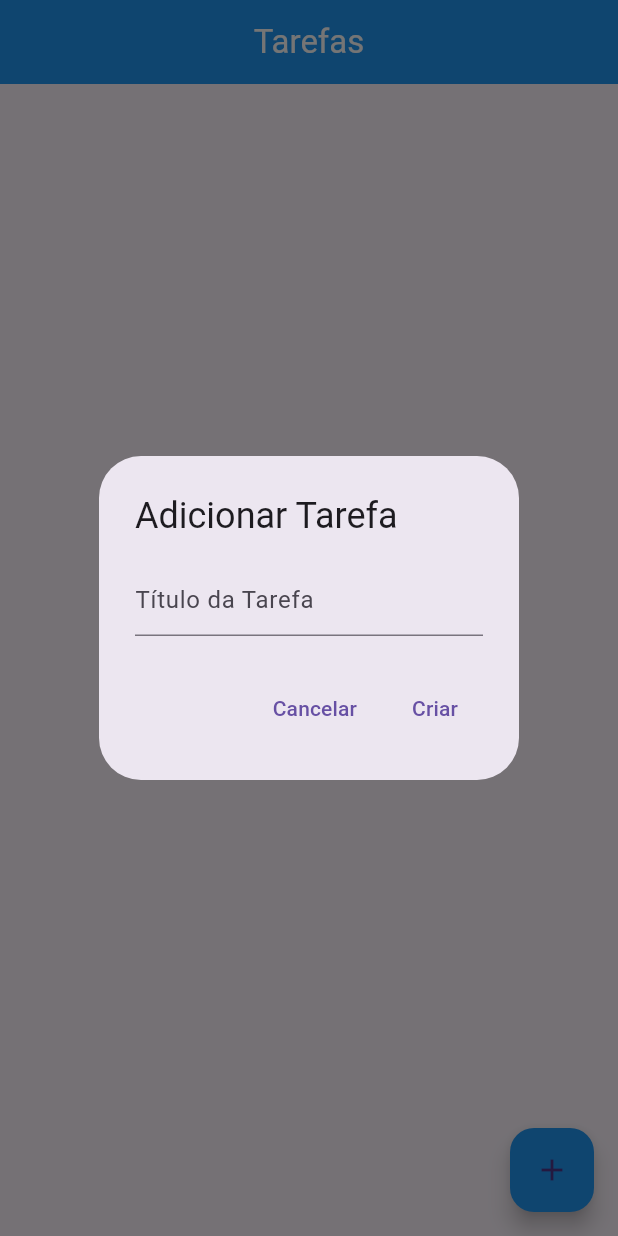
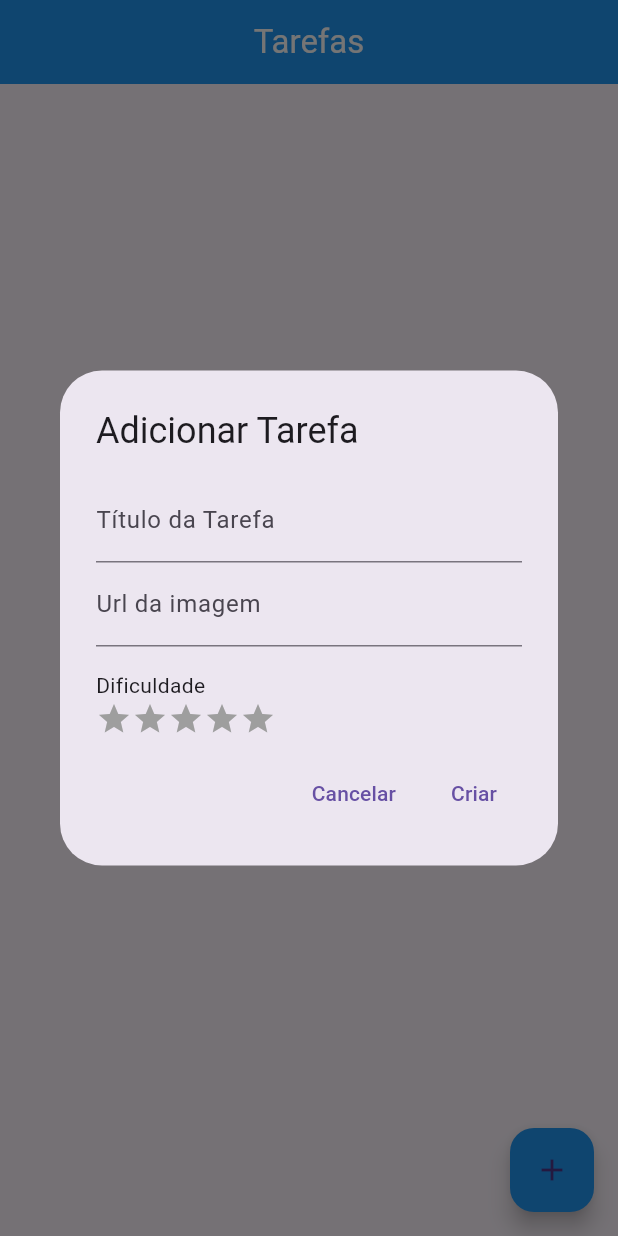
Before and after one commit to JardelAndrade7/To-Do-List-Flutter, a Flutter app: the screen it shows after launch, after a tap on the "add" icon, on a phone screen of 412 x 824 dp. Run offline on Flutter 3.47's test engine with Material 3 defaults, Android fonts, the phone set to English and light mode, and no system bars.

Commit message:
atividade 3

```diff
--- a/todolist/lib/home_page.dart
+++ b/todolist/lib/home_page.dart
@@ -1,35 +1,64 @@
 import 'package:flutter/material.dart';
+import 'package:todolist/models/task.dart';
+import 'package:todolist/stars_button_widget.dart';
 import 'task_card.dart';
 
 class HomePage extends StatefulWidget {
+  const HomePage({super.key});
+
   @override
   _HomePageState createState() => _HomePageState();
 }
 
 class _HomePageState extends State<HomePage> {
-  final List<TaskCard> taskCards = [];
+  final List<Task> tasks = [];
 
-  void _showTaskDialog({TaskCard? task, int? index}) {
-    final TextEditingController _taskController = TextEditingController(
+  void _showTaskDialog({Task? task, int? index}) {
+    final TextEditingController titleController = TextEditingController(
       text: task?.title ?? '',
     );
+
+    final TextEditingController imageUrlController =
+        TextEditingController(text: task?.imageUrl ?? '');
+
+    int difficulty = task?.dificulty ?? 0;
 
     showDialog(
       context: context,
       builder: (context) {
         return AlertDialog(
+          scrollable: true,
           title: Text(task == null ? 'Adicionar Tarefa' : 'Editar Tarefa'),
-          content: TextField(
-            controller: _taskController,
-            decoration: InputDecoration(hintText: 'Título da Tarefa'),
+          content: Column(
+            children: [
+              TextField(
+                controller: titleController,
+                decoration: const InputDecoration(
+                    label: Text('Título da Tarefa'),
+                    hintText: 'Título da Tarefa'),
+              ),
+              TextField(
+                controller: imageUrlController,
+                decoration: const InputDecoration(
+                    label: Text('Url da imagem'), hintText: 'Url da imagem'),
+              ),
+              StarsButtonWidget(
+                value: difficulty,
+                onChange: (value) {
+                  setState(() {
+                    difficulty = value;
+                  });
+                },
+              )
+            ],
           ),
           actions: [
             if (task != null)
               IconButton(
-                icon: Icon(Icons.delete, color: Colors.red),
+                icon: const Icon(Icons.delete, color: Colors.red),
                 onPressed: () {
                   setState(() {
-                    taskCards.removeAt(index!);
+                    tasks.removeAt(index!);
                   });
                   Navigator.of(context).pop();
                 },
@@ -38,15 +67,21 @@ class _HomePageState extends State<HomePage> {
               onPressed: () {
                 Navigator.of(context).pop();
               },
-              child: Text('Cancelar'),
+              child: const Text('Cancelar'),
             ),
             TextButton(
               onPressed: () {
                 setState(() {
                   if (task == null) {
-                    taskCards.add(TaskCard(title: _taskController.text));
+                    tasks.add(Task(
+                        title: titleController.text,
+                        imageUrl: imageUrlController.text,
+                        dificulty: difficulty));
                   } else {
-                    taskCards[index!] = TaskCard(title: _taskController.text);
+                    tasks[index!] = Task(
+                        title: titleController.text,
+                        imageUrl: imageUrlController.text,
+                        dificulty: difficulty);
                   }
                 });
                 Navigator.of(context).pop();
@@ -63,7 +98,7 @@ class _HomePageState extends State<HomePage> {
   Widget build(BuildContext context) {
     return Scaffold(
       appBar: AppBar(
-        title: Center(
+        title: const Center(
           child: Text(
             'Tarefas',
             style: TextStyle(color: Colors.white),
@@ -72,15 +107,15 @@ class _HomePageState extends State<HomePage> {
         backgroundColor: Colors.blue,
       ),
       body: ListView.builder(
-        itemCount: taskCards.length,
+        itemCount: tasks.length,
         itemBuilder: (context, index) {
           return Padding(
             padding: const EdgeInsets.symmetric(vertical: 10.0, horizontal: 10),
             child: InkWell(
               onTap: () {
-                _showTaskDialog(task: taskCards[index], index: index);
+                _showTaskDialog(task: tasks[index], index: index);
               },
-              child: taskCards[index],
+              child: TaskCard(task: tasks[index]),
             ),
           );
         },
@@ -89,8 +124,8 @@ class _HomePageState extends State<HomePage> {
         onPressed: () {
           _showTaskDialog(); // Para criar uma nova tarefa
         },
+        backgroundColor: Colors.blue,
         child: Icon(Icons.add),
-        backgroundColor: Colors.blue,
       ),
     );
   }
--- /dev/null
+++ b/todolist/lib/models/task.dart
@@ -0,0 +1,22 @@
+class Task {
+  String? _imageUrl;
+  String? _title;
+  int? _dificulty;
+
+  Task(
+      {required String imageUrl,
+      required String title,
+      required int dificulty}) {
+    _imageUrl = imageUrl;
+    _title = title;
+    _dificulty = dificulty;
+  }
+
+  String? get imageUrl => _imageUrl;
+  String? get title => _title;
+  int? get dificulty => _dificulty;
+
+  set setTitle(title) => _title = title;
+  set setImageUrl(imageUrl) => _imageUrl = imageUrl;
+  set setDificulty(dificulty) => _dificulty = dificulty;
+}
--- a/todolist/lib/my_app.dart
+++ b/todolist/lib/my_app.dart
@@ -3,6 +3,8 @@ import 'package:flutter/material.dart';
 import 'home_page.dart';
 
 class MyApp extends StatelessWidget {
+  const MyApp({super.key});
+
   @override
   Widget build(BuildContext context) {
     return MaterialApp(
--- /dev/null
+++ b/todolist/lib/stars_button_widget.dart
@@ -0,0 +1,54 @@
+import 'package:flutter/material.dart';
+
+class StarsButtonWidget extends StatefulWidget {
+  final int value;
+  final ValueChanged<int> onChange;
+  const StarsButtonWidget({super.key,required this.value, required this.onChange});
+
+  @override
+  State<StarsButtonWidget> createState() => _StarsButtonWidgetState();
+}
+
+class _StarsButtonWidgetState extends State<StarsButtonWidget> {
+  int value = 0;
+
+  @override
+  void initState() {
+    value = widget.value;
+    super.initState();
+  }
+
+  @override
+  Widget build(BuildContext context) {
+    return Container(
+      width: 300,
+      height: 50,
+      padding: const EdgeInsets.only(top: 16),
+      child: Column(
+        crossAxisAlignment: CrossAxisAlignment.start,
+        children: [
+          const Text("Dificuldade"),
+          Expanded(
+            child: ListView.builder(
+                scrollDirection: Axis.horizontal,
+                itemCount: 5,
+                itemBuilder: (context, index) {
+                  final int id = index + 1;
+                  final bool painted = id <= value;
+                  return GestureDetector(
+                    onTap: () => {
+                      setState(() {
+                        value = id;
+                      }),
+                      widget.onChange(value)
+                    },
+                    child: Icon(Icons.star,
+                        color: painted ? Colors.blue : Colors.grey),
+                  );
+                }),
+          ),
+        ],
+      ),
+    );
+  }
+}
--- a/todolist/lib/task_card.dart
+++ b/todolist/lib/task_card.dart
@@ -1,10 +1,11 @@
 // task_card.dart
 import 'package:flutter/material.dart';
+import 'package:todolist/models/task.dart';
 
 class TaskCard extends StatelessWidget {
-  final String title;
+  final Task task;
 
-  TaskCard({required this.title});
+  const TaskCard({super.key, required this.task});
 
   @override
   Widget build(BuildContext context) {
@@ -14,8 +15,8 @@ class TaskCard extends StatelessWidget {
       color: Colors.blue,
       alignment: Alignment.center,
       child: Text(
-        title,
-        style: TextStyle(
+        task.title!,
+        style: const TextStyle(
           color: Colors.black,
           fontSize: 20,
           fontWeight: FontWeight.bold,
```
